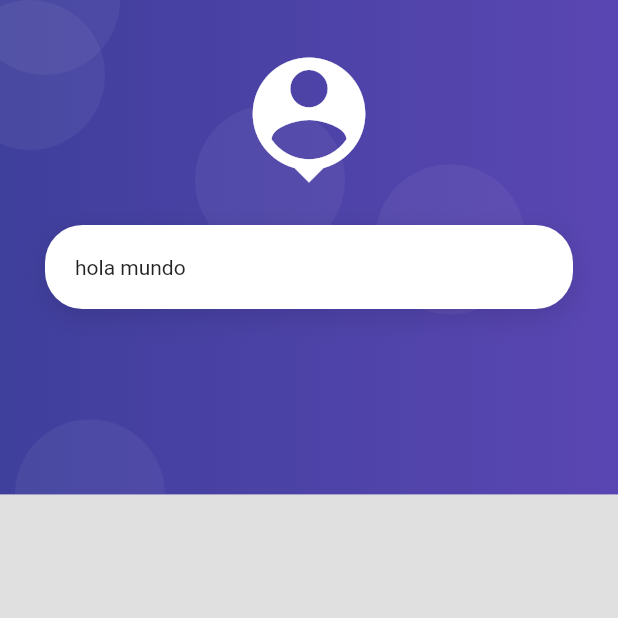
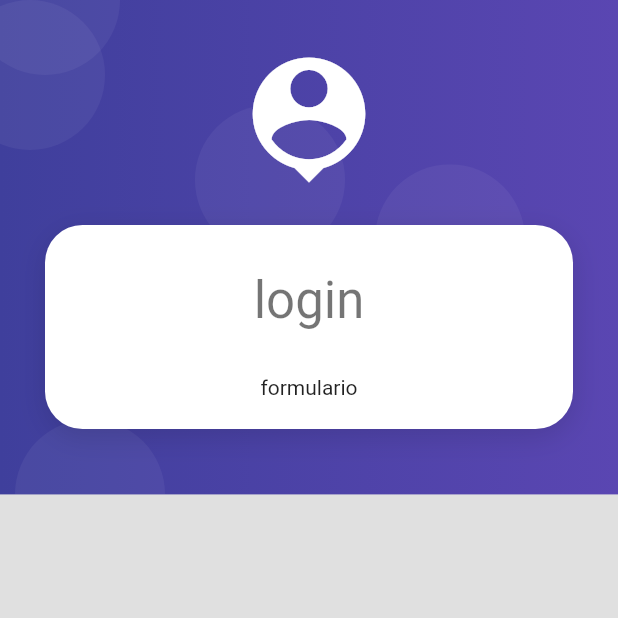
Before and after one commit to juliangranda/flutter, a Flutter app: the screen it shows after launch, on a phone screen of 412 x 824 dp, the top half of it. Run offline on Flutter 3.47's test engine with Material 2 defaults, Android fonts, the phone set to English and light mode, and no system bars; our stand-ins replace card_swiper.

Commit message:
terminado contenedor blanco

```diff
--- a/flutter/productos_app/lib/screens/login_screen.dart
+++ b/flutter/productos_app/lib/screens/login_screen.dart
@@ -13,7 +13,15 @@ class LoginScreen extends StatelessWidget {
             children: [
               SizedBox(height: 150),
               CardContainer(
-                child: Text('hola mundo'),
+                child: Column(
+                  children: [
+                    SizedBox(height:10),
+                    Text('login', style: Theme.of(context).textTheme.headline4,),
+                    SizedBox(height:30),
+
+                    Text('formulario')
+                  ],
+                ),
               ),
             ],
           ),
```
